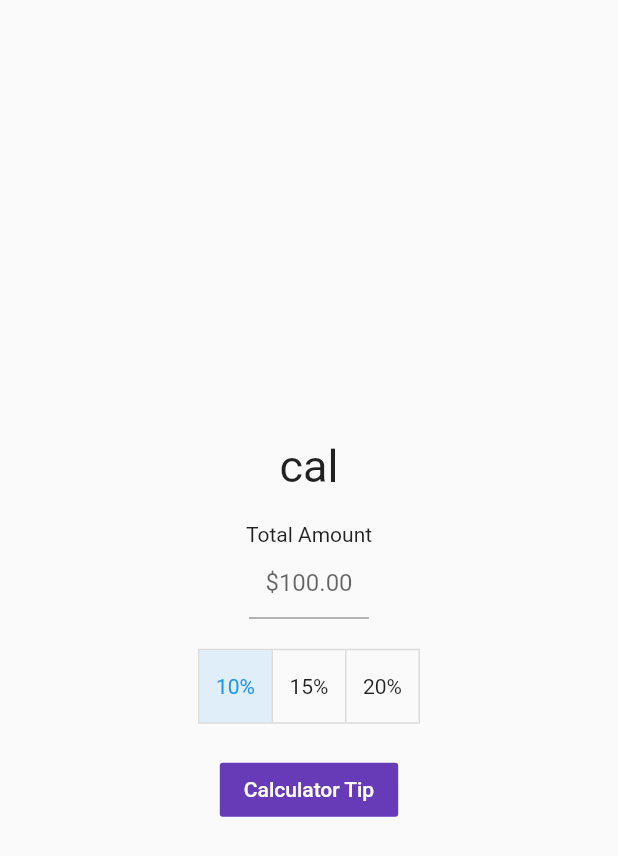
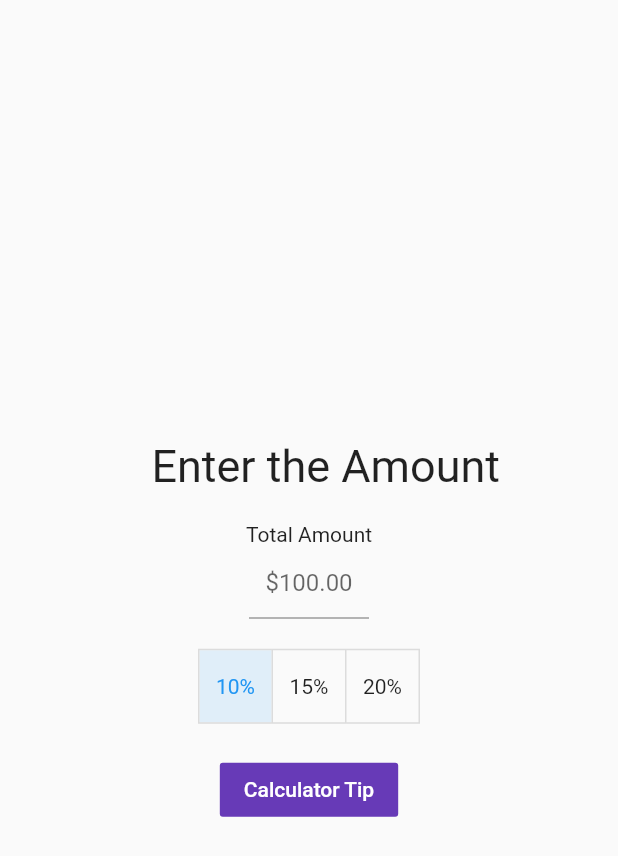
Before and after one commit to Shakti184/tip_calculator, a Flutter app: the screen it shows after launch, on a phone screen of 412 x 824 dp. Shown: the top 856 px of the screen. Run offline on Flutter 3.47's test engine with Material 2 defaults, Android fonts, the phone set to English and light mode, and no system bars.

Commit message:
Success_Mission_Accomplished

```diff
--- a/lib/main.dart
+++ b/lib/main.dart
@@ -2,7 +2,6 @@ import 'package:flutter/material.dart';
 
 void main() {
   runApp(const MyApp());
-
 }
 
 class MyApp extends StatefulWidget {
@@ -14,7 +13,7 @@ class MyApp extends StatefulWidget {
 class _MyAppState extends State<MyApp> {
   final controller=TextEditingController();
   final List<bool> _selection =[true,false,false];
-  String tip='cal';
+  String tip='   Enter the Amount';
 
   @override
   Widget build(BuildContext context) {
@@ -51,7 +50,8 @@ class _MyAppState extends State<MyApp> {
                   onPressed: updateSelection,
                   ),
               ),
-              FlatButton(onPressed: (){}, child: const Text('Calculator Tip'),
+              FlatButton(onPressed: calculateTip,
+               child: const Text('Calculator Tip'),
               color: Colors.deepPurple,
               textColor: Colors.white,
               ),
@@ -64,7 +64,7 @@ class _MyAppState extends State<MyApp> {
   void updateSelection(int selectIndex){
     setState(() {
       for(int i=0;i<_selection.length;i++){
-      _selection[i]=selectIndex==i;
+        _selection[i]=selectIndex==i;
       }
     });
   }
```
